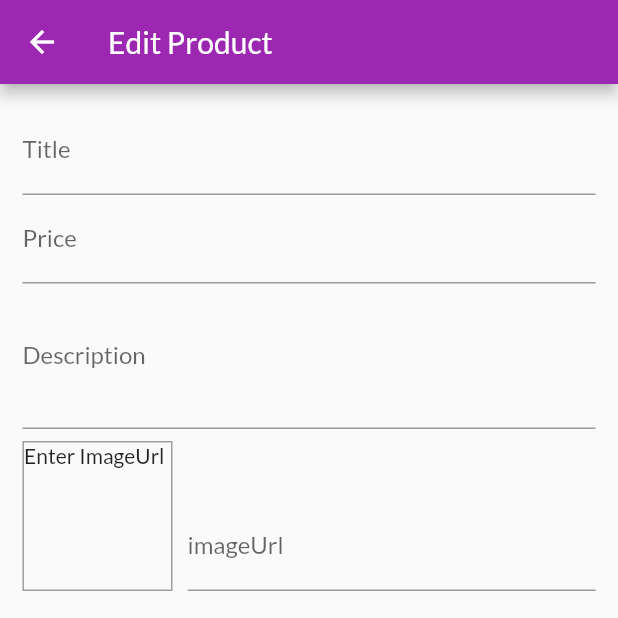
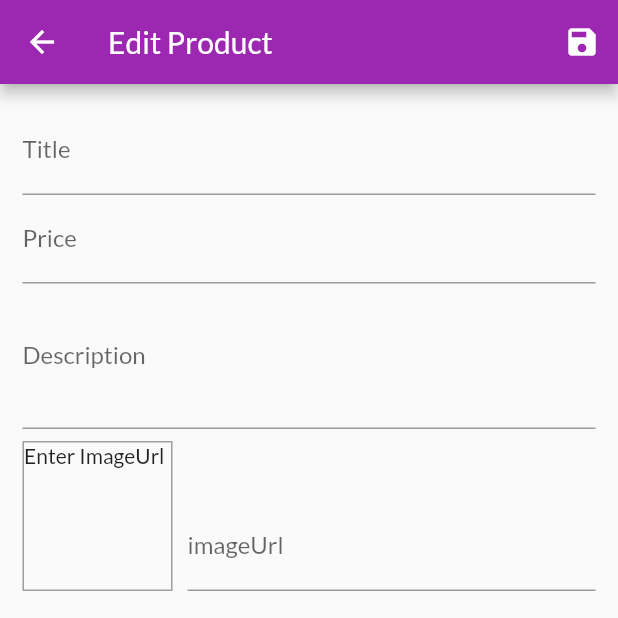
Before and after one commit to ahmed3ssem/MyShop-Flutter, a Flutter app: the EditProductScreen screen opened by its route, on a phone screen of 412 x 824 dp, the top half of it. Run offline on Flutter 3.47's test engine with Material 2 defaults, Android fonts, the phone set to English and light mode, and no system bars; network calls fail.

```diff
--- a/lib/screens/edit_product_screen.dart
+++ b/lib/screens/edit_product_screen.dart
@@ -1,5 +1,7 @@
 import 'package:flutter/material.dart';
 import 'package:flutter/services.dart';
+import 'package:shop/models/product.dart';
+import 'package:shop/providers/products_provider.dart';
 
 class EditProductScreen extends StatefulWidget {
   static const routeName = '/EditProductScreen';
@@ -12,6 +14,14 @@ class _EditProductScreenState extends State<EditProductScreen> {
   final _desribeFocusNode = FocusNode();
   final _imageUrlController = TextEditingController();
   final  _imageFocusNode = FocusNode();
+  final _form = GlobalKey<FormState>();
+  var _editedProduct = Product(
+    id:null ,
+    title: '',
+    imageUrl: '',
+    price: 0,
+    description: ''
+  );
 
   @override
   void initState() {
@@ -28,6 +38,15 @@ class _EditProductScreenState extends State<EditProductScreen> {
         });
       }
   }
+
+  void _saveForm()
+  {
+    _form.currentState.save();
+    print(_editedProduct.price);
+    print(_editedProduct.title);
+    print(_editedProduct.description);
+    print(_editedProduct.imageUrl);
+  }
   @override
   void dispose() {
     _imageFocusNode.removeListener(_updateImageUrl);
@@ -43,34 +62,45 @@ class _EditProductScreenState extends State<EditProductScreen> {
     return Scaffold(
       appBar: AppBar(
         title:const Text("Edit Product"),
+        actions: <Widget>[
+          IconButton(
+            icon: Icon(Icons.save),
+            onPressed: _saveForm,
+          )
+        ],
       ),
       body: Padding(
           padding: EdgeInsets.all(15),
           child: Form(
+            key: _form,
               child: ListView(
                 children: <Widget>[
                   TextFormField(
-                    decoration: InputDecoration(labelText: 'Title'),
+                    decoration:const InputDecoration(labelText: 'Title'),
                     textInputAction: TextInputAction.next,
                     onFieldSubmitted: (value){
                       FocusScope.of(context).requestFocus(_priceFocusNode);
                     },
+                    onSaved: (value){_editedProduct = Product(title: value,price: _editedProduct.price,id: null,description: _editedProduct.description,imageUrl: _editedProduct.imageUrl);},
                   ),
                   TextFormField(
-                    decoration: InputDecoration(labelText: 'Price'),
+                    decoration:const InputDecoration(labelText: 'Price'),
                     textInputAction: TextInputAction.next,
                     keyboardType: TextInputType.number,
                     focusNode: _priceFocusNode,
                     onFieldSubmitted: (value){
                       FocusScope.of(context).requestFocus(_desribeFocusNode);
                     },
+                      onSaved: (value){_editedProduct = Product(title: _editedProduct.title,price:double.parse(value) ,id: null,description: _editedProduct.description,imageUrl: _editedProduct.imageUrl);}
                   ),
                   TextFormField(
-                    decoration: InputDecoration(labelText: 'Description'),
+                    decoration:const InputDecoration(labelText: 'Description'),
                     maxLines: 3,
                     keyboardType: TextInputType.multiline,
                     focusNode: _desribeFocusNode,
+                      onSaved: (value){_editedProduct = Product(title: _editedProduct.title,price:_editedProduct.price ,id: null,description:value,imageUrl: _editedProduct.imageUrl);}
                   ),
+
                   Row(
                     crossAxisAlignment: CrossAxisAlignment.end,
                     children: <Widget>[
@@ -86,11 +116,15 @@ class _EditProductScreenState extends State<EditProductScreen> {
                       ),
                       Expanded(
                           child: TextFormField(
-                            decoration: InputDecoration(labelText: "imageUrl"),
+                            decoration:const InputDecoration(labelText: "imageUrl"),
                             keyboardType: TextInputType.url,
                             textInputAction: TextInputAction.done,
                             controller: _imageUrlController,
                             focusNode: _imageFocusNode,
+                            onFieldSubmitted: (_){
+                              _saveForm();
+                            },
+                              onSaved: (value){_editedProduct = Product(title: _editedProduct.title,price:_editedProduct.price,id: null,description: _editedProduct.description,imageUrl: value);}
                           ),
                       ),
                     ],
```
